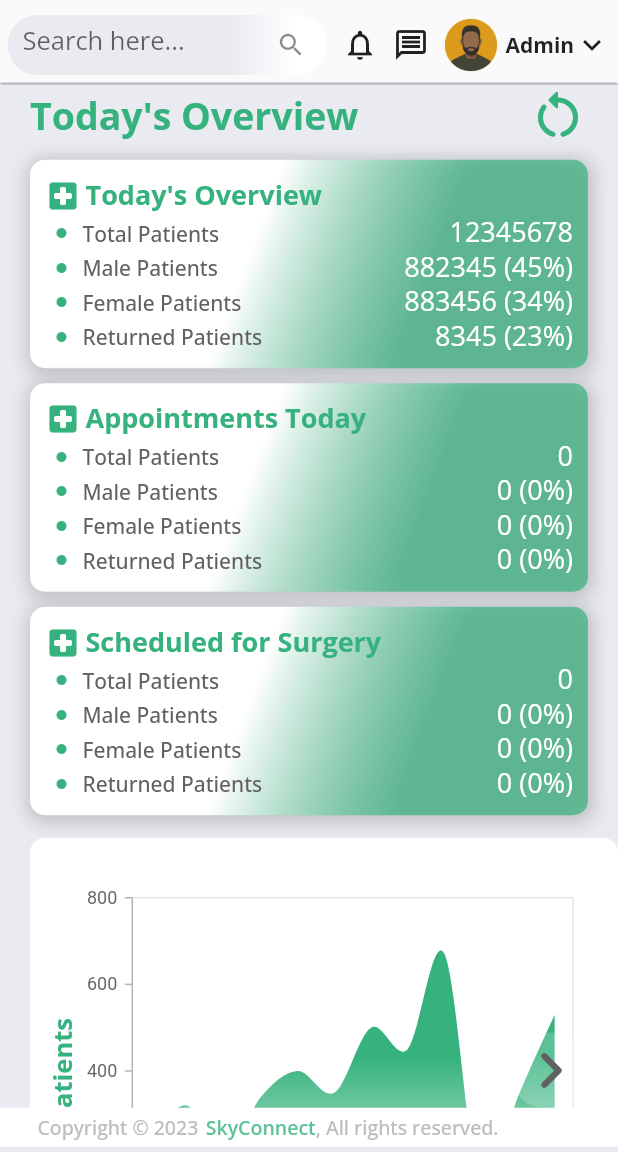
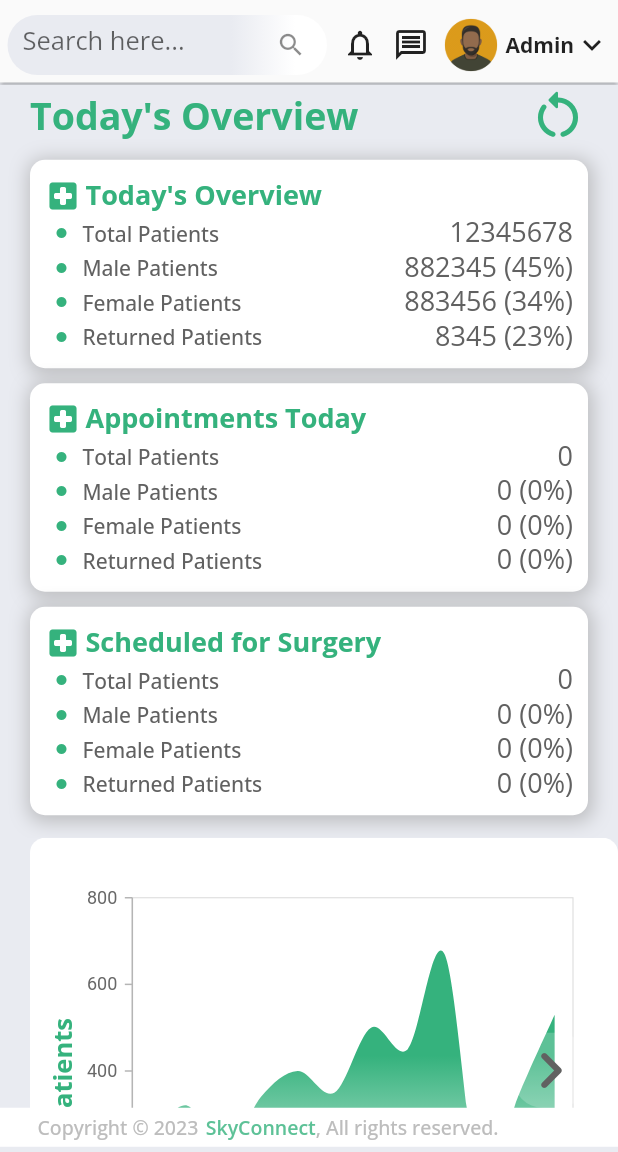
Before and after one commit to tibendadavis/skyhospital_erp, a Flutter app: the MyHomePage screen opened by its route, on a phone screen of 412 x 824 dp, the part 84-1236 px from its top. Run offline on Flutter 3.47's test engine with Material 2 defaults, Android fonts, the phone set to English and light mode, and no system bars; our stand-ins replace file_picker, get, google_fonts, internet_connection_checker, syncfusion_flutter_charts.

Commit message:
🚀updated tile component

```diff
--- a/lib/components/tile.comp.dart
+++ b/lib/components/tile.comp.dart
@@ -81,7 +81,8 @@ class _tileState extends State<tile> with TickerProviderStateMixin {
                         end: Alignment.bottomRight,
                         colors: [
                           Colors.white,
-                          Palette().primaryColor.withOpacity(0.7)
+                          Colors.white,
+                          //  Palette().primaryColor.withOpacity(0.7)
                         ],
                         stops: [0.4, 0.7],
                         tileMode: TileMode.clamp),
@@ -141,7 +142,8 @@ class _tileState extends State<tile> with TickerProviderStateMixin {
                       Heading4(
                         value: widget.tileData1,
                         fontWeight: FontWeight.w400,
-                          color: Colors.white)
+                        color: Colors.grey.shade700,
+                      )
                     ],
                   ),
                   SizedBox(
@@ -166,7 +168,8 @@ class _tileState extends State<tile> with TickerProviderStateMixin {
                       Heading4(
                         value: widget.tileData2,
                         fontWeight: FontWeight.w400,
-                          color: Colors.white)
+                        color: Colors.grey.shade700,
+                      )
                     ],
                   ),
                   SizedBox(
@@ -191,7 +194,8 @@ class _tileState extends State<tile> with TickerProviderStateMixin {
                       Heading4(
                         value: widget.tileData3,
                         fontWeight: FontWeight.w400,
-                          color: Colors.white)
+                        color: Colors.grey.shade700,
+                      )
                     ],
                   ),
                   SizedBox(
@@ -216,7 +220,7 @@ class _tileState extends State<tile> with TickerProviderStateMixin {
                       Heading4(
                         value: widget.tileData4,
                         fontWeight: FontWeight.w400,
-                        color: Colors.white,
+                        color: Colors.grey.shade700,
                       )
                     ],
                   )
```
Lines whose indentation alone changed are shown as unchanged.
